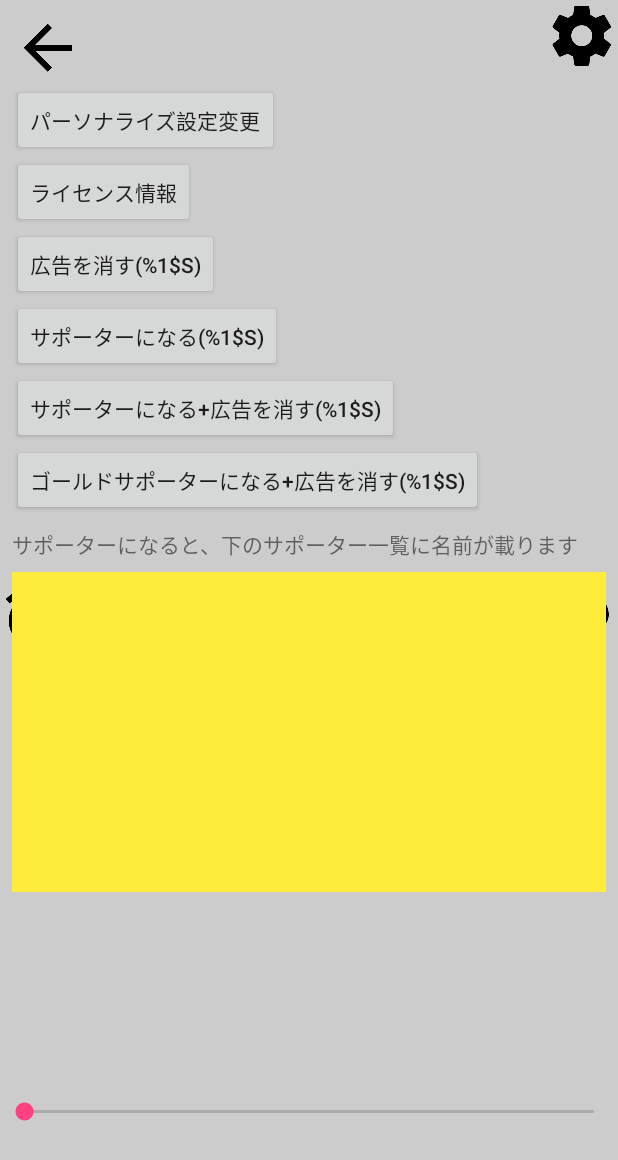
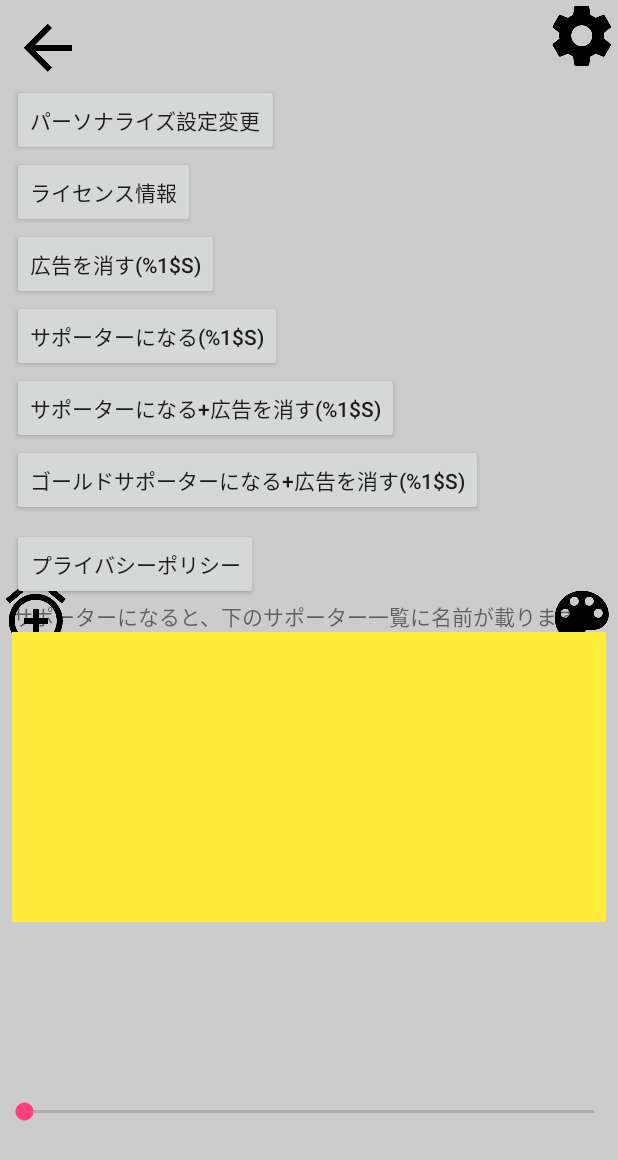
Before and after one commit to negitorogithub/ReadLight2, an Android app: the fragment SettingFragment placed in its activity, on a phone screen of 412 x 824 dp. Shown: the top 1160 px of the screen. Run offline under Robolectric (Android 15) with nearby library versions, the phone set to English and light mode, and no system bars; our stand-ins replace AdMob, Firebase (no records; nobody signed in at launch, a user with empty details on screens opened directly); libraries missing offline, so code that uses them is left out: com.android.billingclient, com.google.ads.consent, com.google.ads.mediation, hotchemi.android.rate; pictures from the network do not load; 12 statements that could not run were skipped.

Commit message:
プライバシーポリシー追加

```diff
--- a/app/src/main/java/unifar/unifar/readlight2/SettingFragment.kt
+++ b/app/src/main/java/unifar/unifar/readlight2/SettingFragment.kt
@@ -156,6 +156,7 @@ class SettingFragment : Fragment(), PurchasesUpdatedListener, SendNameFragment.O
         val normalNameListView = view.findViewById<ListView>(R.id.supporterNameListView)
         val goldNameListView = view.findViewById<ListView>(R.id.goldSupporterNameListView)
         val db = FirebaseFirestore.getInstance()
+        //ノーマルサポーターの表示
         GlobalScope.launch {
             val arrayAdapter = ArrayAdapter<String>(requireContext(), R.layout.normal_text_view)
             db.collection("normalSupporters")
@@ -173,7 +174,7 @@ class SettingFragment : Fragment(), PurchasesUpdatedListener, SendNameFragment.O
                             Log.d("", "Error getting documents: ", task.exception); }
                     }
         }
-
+        //ゴールドサポーターの表示
         GlobalScope.launch {
             val arrayAdapter = ArrayAdapter<String>(requireContext(), R.layout.golden_text_view)
             db.collection("goldSupporters")
@@ -192,7 +193,10 @@ class SettingFragment : Fragment(), PurchasesUpdatedListener, SendNameFragment.O
                     }
         }
 
-
+        val privacyPolicyButton = view.findViewById<Button>(R.id.privacyPolicyButton)
+        privacyPolicyButton.setOnClickListener {
+            fragmentManager?.beginTransaction()?.replace(R.id.mainActivityContainer, PrivacyPolicyFragment.newInstance()).commit()
+        }
         return view
     }
 
--- a/app/src/main/res/layout/fragment_setting.xml
+++ b/app/src/main/res/layout/fragment_setting.xml
@@ -86,14 +86,14 @@
         android:layout_height="wrap_content"
         android:layout_marginStart="8dp"
         android:layout_marginLeft="8dp"
-        android:layout_marginTop="8dp"
         android:layout_marginEnd="8dp"
         android:layout_marginRight="8dp"
         android:text="@string/textviewsupporterexplanation"
         android:textSize="14sp"
         app:layout_constraintEnd_toEndOf="parent"
+        app:layout_constraintHorizontal_bias="0.0"
         app:layout_constraintStart_toStartOf="parent"
-        app:layout_constraintTop_toBottomOf="@+id/donateButton2990" />
+        app:layout_constraintTop_toBottomOf="@+id/privacyPolicyButton" />
 
     <ListView
         android:id="@+id/goldSupporterNameListView"
@@ -101,7 +101,6 @@
         android:layout_height="0dp"
         android:layout_marginStart="8dp"
         android:layout_marginLeft="8dp"
-        android:layout_marginTop="8dp"
         android:layout_marginEnd="8dp"
         android:layout_marginRight="8dp"
         android:background="#FFEB3B"
@@ -123,9 +122,20 @@
         android:layout_marginBottom="8dp"
         app:layout_constraintBottom_toBottomOf="parent"
         app:layout_constraintEnd_toEndOf="parent"
-        app:layout_constraintHorizontal_bias="0.5"
         app:layout_constraintStart_toStartOf="parent"
-        app:layout_constraintTop_toBottomOf="@+id/goldSupporterNameListView" />
+        app:layout_constraintTop_toBottomOf="@+id/goldSupporterNameListView"
+        app:layout_constraintVertical_bias="0.5" />
+
+    <Button
+        android:id="@+id/privacyPolicyButton"
+        android:layout_width="wrap_content"
+        android:layout_height="wrap_content"
+        android:layout_marginStart="8dp"
+        android:layout_marginLeft="8dp"
+        android:layout_marginTop="8dp"
+        android:text="@string/privacyPolicy"
+        app:layout_constraintStart_toStartOf="parent"
+        app:layout_constraintTop_toBottomOf="@+id/donateButton2990" />
 
 
 </android.support.constraint.ConstraintLayout>
--- a/app/src/main/res/values/strings.xml
+++ b/app/src/main/res/values/strings.xml
@@ -20,4 +20,7 @@
     <string name="name_here">名前を入力してください</string>
     <string name="success">送信に成功しました!</string>
     <string name="warning">注意:後から名前を変えることは出来ません</string>
+    <string name="restore">購入を復元する</string>
+    <string name="privacyPolicy">プライバシーポリシー</string>
+    <string name="privacyPolicyContent">当社で配信するアプリでは、広告配信を目的として以下の広告配信事業者がご利用者の情報を自動取得する場合がございます。取得する情報、利用目的、第三者への提供等につきましては、以下の広告配信事業者のアプリケーション・プライバシーポリシーのリンクよりご確認ください。  AdMob（Google Inc.） http://www.google.com/intl/ja/policies/technologies/ads/</string>
 </resources>
```
Also changed, not shown: app/src/main/AndroidManifest.xml (+11 -11 lines), app/src/main/java/unifar/unifar/readlight2/PrivacyPolicyFragment.kt (added, +66 -0 lines), app/src/main/res/layout/fragment_privacy_policy.xml (added, +37 -0 lines), 1 other file.
